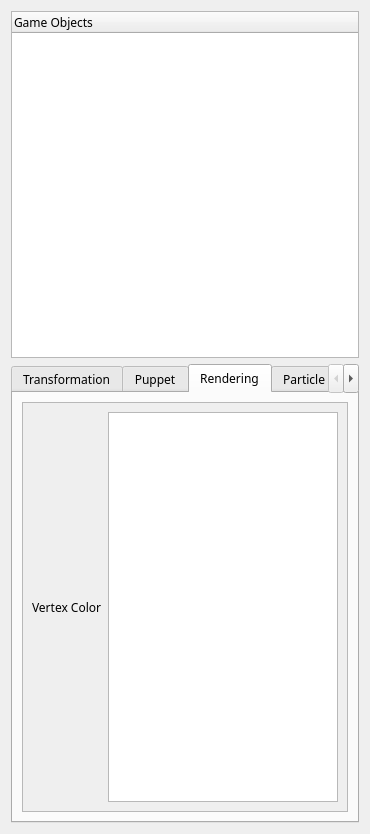
Qt form Source/UI/HierarchyWidget.ui (kevinmore/Project-Nebula) before a commit.
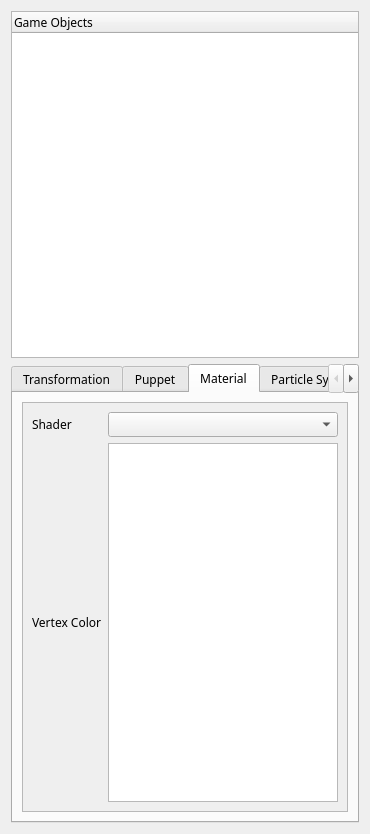
The same form after that commit. The open tabs and pages were chosen to show the change.

Commit message: Working on shader GUI, has a bug, need to fix

Diff of the .ui file:
```diff
--- a/Source/UI/HierarchyWidget.ui
+++ b/Source/UI/HierarchyWidget.ui
@@ -556,7 +556,7 @@
      </widget>
      <widget class="QWidget" name="RenderTab">
       <attribute name="title">
-       <string>Rendering</string>
+       <string>Material</string>
       </attribute>
       <layout class="QVBoxLayout" name="verticalLayout_6">
        <item>
@@ -570,13 +570,32 @@
             <x>0</x>
             <y>0</y>
             <width>326</width>
-            <height>335</height>
+            <height>407</height>
            </rect>
           </property>
           <layout class="QVBoxLayout" name="verticalLayout_12">
            <item>
-            <layout class="QHBoxLayout" name="horizontalLayout_13">
-             <item>
+            <layout class="QGridLayout" name="gridLayout_3">
+             <item row="0" column="0">
+              <widget class="QLabel" name="label_42">
+               <property name="sizePolicy">
+                <sizepolicy hsizetype="Preferred" vsizetype="Preferred">
+                 <horstretch>0</horstretch>
+                 <verstretch>0</verstretch>
+                </sizepolicy>
+               </property>
+               <property name="text">
+                <string>Shader</string>
+               </property>
+               <property name="alignment">
+                <set>Qt::AlignLeading|Qt::AlignLeft|Qt::AlignVCenter</set>
+               </property>
+              </widget>
+             </item>
+             <item row="0" column="1">
+              <widget class="QComboBox" name="comboBox_SahderFiles"/>
+             </item>
+             <item row="1" column="0">
               <widget class="QLabel" name="label_35">
                <property name="sizePolicy">
                 <sizepolicy hsizetype="Preferred" vsizetype="Preferred">
@@ -592,7 +611,7 @@
                </property>
               </widget>
              </item>
-             <item>
+             <item row="1" column="1">
               <widget class="QGraphicsView" name="graphicsView_VertexColorPicker">
                <property name="sizePolicy">
                 <sizepolicy hsizetype="Minimum" vsizetype="Minimum">
```
Left out of the diff: 14 changed lines with no effect on the pictures. The commit also changes 18 other files.
